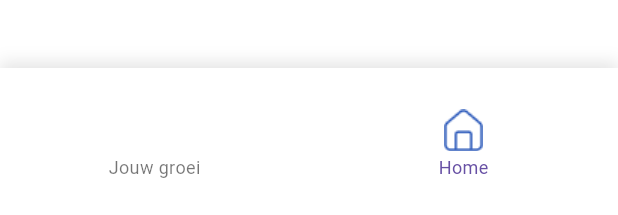
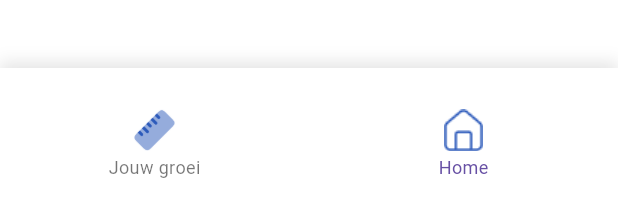
Before and after one commit to RVApeldoorn/MeasureApp, a Flutter app: the BottomNavBar widget shown alone on an empty page, opened directly, item 2 of the bottom bar chosen, on a phone screen of 412 x 824 dp. Shown: the part 1018-1233 px from the top of the screen. Run offline on Flutter 3.47's test engine with Material 3 defaults, Android fonts, the phone set to English and light mode, and no system bars; our stand-ins replace dio, flutter_secure_storage, flutter_svg, permission_handler, shared_preferences; missing offline and left inert: flutter_reactive_ble; accounts and stored records are empty; generated files the repository leaves out were written again; network calls fail.

Commit message:
fix/Updated icons, bigbutton texts and styling

```diff
--- a/lib/l10n/app_en.arb
+++ b/lib/l10n/app_en.arb
@@ -54,6 +54,8 @@
   "step3": "Check to see if your child's ears and eyes are aligned.",
   "step4": "Hang up the measuring device and put the cap on your child.",
   "step5": "Check that your child is standing correctly.",
-  "exercise": "Relaxing exercise",
+  "exercises": "Oefeningen",
+  "insight": "Inzicht",
+  "exercise": "Relaxed exercise",
   "exerciseFollow": "Doe de oefening na"
 }
--- a/lib/l10n/app_nl.arb
+++ b/lib/l10n/app_nl.arb
@@ -54,6 +54,8 @@
     "step3": "Kijk of de oren en ogen van uw kind op één lijn staan.",
     "step4": "Hang het meet apparaat op en zet bij uw kind de pet op.",
     "step5": "Controleer of uw kind goed staat.",
-    "exercise": "Rustgevende oefening",
+    "exercises": "Oefeningen",
+    "insight": "Inzicht",
+    "exercise": "Rustige oefening",
     "exerciseFollow": "Doe de oefening na"
 }
--- a/lib/screens/home_screen.dart
+++ b/lib/screens/home_screen.dart
@@ -7,7 +7,6 @@ import 'package:measureapp/widgets/big_button.dart';
 import 'package:measureapp/widgets/bottom_navigation_bar.dart';
 import 'package:measureapp/widgets/no_sessions_block.dart';
 import 'package:measureapp/widgets/session_block.dart';
-import 'package:flutter_svg/flutter_svg.dart';
 import 'package:measureapp/widgets/top_bar.dart';
 import 'package:shared_preferences/shared_preferences.dart';
 
@@ -114,8 +113,9 @@ class _HomeScreenState extends State<HomeScreen> {
                         if (_isChildModeEnabled)
                           Expanded(
                             child: BigButton(
-                              title: t.growth_safari,
-                              iconWidget: Image.asset('assets/images/yoga.png'),
+                              title: t.exercises,
+                              subtitle: t.exercise,
+                              iconWidget: Image.asset('assets/icons/yoga.png'),
                               onPressed: () {
                                 Navigator.push(
                                   context,
@@ -129,9 +129,10 @@ class _HomeScreenState extends State<HomeScreen> {
                         if (_isChildModeEnabled) SizedBox(width: 8),
                           Expanded(
                             child: BigButton(
-                              title: t.growth_curve,
-                              iconWidget: SvgPicture.asset(
-                                'assets/icons/loop.svg',
+                              title: t.insight,
+                              subtitle: t.growth_curve,
+                              iconWidget: Image.asset(
+                                'assets/icons/ruler.png',
                               ),
                               onPressed: () {},
                             ),
--- a/lib/widgets/big_button.dart
+++ b/lib/widgets/big_button.dart
@@ -2,11 +2,13 @@ import 'package:flutter/material.dart';
 
 class BigButton extends StatelessWidget {
   final String title;
+  final String subtitle;
   final Widget iconWidget;
   final VoidCallback onPressed;
 
   const BigButton({
     required this.title,
+    required this.subtitle,
     required this.iconWidget,
     required this.onPressed,
   });
@@ -44,7 +46,7 @@ class BigButton extends StatelessWidget {
                   textAlign: TextAlign.start,
                 ),
                 Text(
-                  title,
+                  subtitle,
                   style: TextStyle(
                     fontSize: 20,
                     fontWeight: FontWeight.bold,
--- a/lib/widgets/bottom_navigation_bar.dart
+++ b/lib/widgets/bottom_navigation_bar.dart
@@ -1,5 +1,4 @@
 import 'package:flutter/material.dart';
-import 'package:flutter_svg/flutter_svg.dart';
 import 'package:measureapp/screens/home_screen.dart';
 import 'package:measureapp/screens/relaxing_exercise/exercise_one.dart';
 
@@ -44,8 +43,8 @@ class BottomNavBar extends StatelessWidget {
         },
         items: [
           BottomNavigationBarItem(
-            icon: SvgPicture.asset(
-              'assets/icons/loop.svg',
+            icon: Image.asset(
+              'assets/icons/ruler.png',
               width: 32,
               height: 32,
             ),
@@ -53,7 +52,7 @@ class BottomNavBar extends StatelessWidget {
           ),
           BottomNavigationBarItem(
             icon: Image.asset(
-              'assets/images/home.png',
+              'assets/icons/home.png',
               width: 32,
               height: 32,
             ),
@@ -69,7 +68,7 @@ class BottomNavBar extends StatelessWidget {
                 )));
               },
               child: Image.asset(
-                'assets/images/yoga.png',
+                'assets/icons/yoga.png',
                 width: 32,
                 height: 32,
               ),
```
Also changed, not shown: assets/icons/home.png (renamed from assets/images/home.png), assets/icons/loop.svg (deleted), assets/icons/ruler.png (added), assets/icons/yoga.png (renamed from assets/images/yoga.png).
